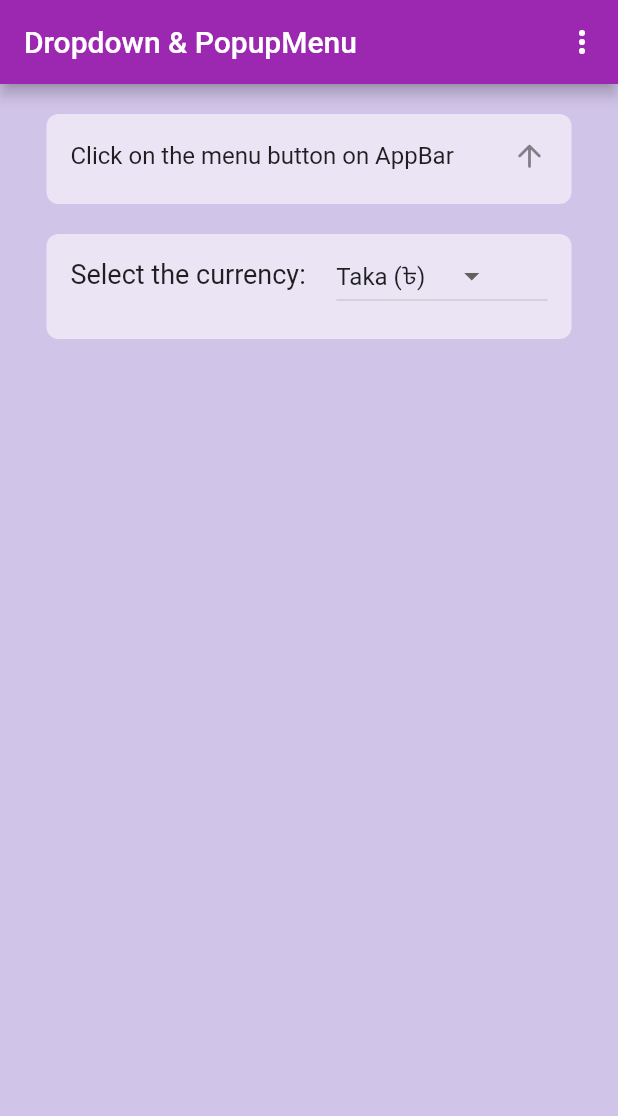
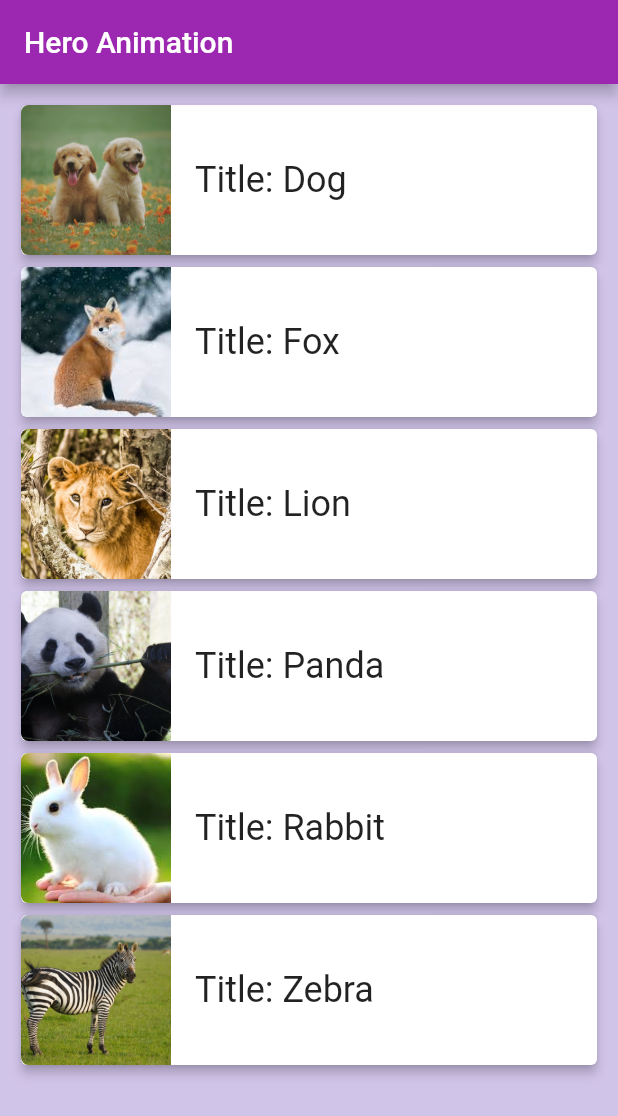
Before and after one commit to md-siam/widget_of_the_day, a Flutter app: the screen it shows after launch, on a phone screen of 412 x 824 dp. Shown: the top 1116 px of the screen. Run offline on Flutter 3.47's test engine with Material 2 defaults, Android fonts, the phone set to English and light mode, and no system bars.

Commit message:
hero_animation

```diff
--- /dev/null
+++ b/lib/53_hero_animation/details.dart
@@ -0,0 +1,25 @@
+import 'package:flutter/material.dart';
+import 'module.dart';
+
+class DetailsScreen extends StatelessWidget {
+  final ItemModel item;
+  const DetailsScreen({Key? key, required this.item}) : super(key: key);
+
+  @override
+  Widget build(BuildContext context) {
+    return Scaffold(
+      backgroundColor: Colors.deepPurple[100],
+      appBar: AppBar(title: Text(item.title)),
+      body: Hero(
+        tag: item.title,
+        child: AspectRatio(
+          aspectRatio: 1,
+          child: Image.asset(
+            item.imageUrl,
+            fit: BoxFit.cover,
+          ),
+        ),
+      ),
+    );
+  }
+}
--- /dev/null
+++ b/lib/53_hero_animation/hero_animation.dart
@@ -0,0 +1,57 @@
+import 'package:flutter/material.dart';
+import 'package:widget_of_the_day/53_hero_animation/details.dart';
+import 'module.dart';
+
+class MyHeroAnimation extends StatelessWidget {
+  const MyHeroAnimation({Key? key}) : super(key: key);
+
+  @override
+  Widget build(BuildContext context) {
+    return Scaffold(
+      backgroundColor: Colors.deepPurple[100],
+      appBar: AppBar(title: const Text('Hero Animation')),
+      body: ListView.builder(
+        padding: const EdgeInsets.all(10.0),
+        itemCount: items.length,
+        itemBuilder: (BuildContext context, int index) {
+          final item = items[index];
+          return GestureDetector(
+            onTap: () => Navigator.of(context).push(
+              MaterialPageRoute(
+                  builder: (context) => DetailsScreen(item: item)),
+            ),
+            child: Card(
+              elevation: 3.0,
+              child: Row(
+                children: [
+                  Hero(
+                    tag: item,
+                    child: ClipRRect(
+                      borderRadius: const BorderRadius.only(
+                        topLeft: Radius.circular(5),
+                        bottomLeft: Radius.circular(5),
+                      ),
+                      child: SizedBox(
+                        height: 100,
+                        width: 100,
+                        child: Image.asset(
+                          item.imageUrl,
+                          fit: BoxFit.cover,
+                        ),
+                      ),
+                    ),
+                  ),
+                  const SizedBox(width: 16),
+                  Text(
+                    'Title: ' + item.title,
+                    style: const TextStyle(fontSize: 24),
+                  ),
+                ],
+              ),
+            ),
+          );
+        },
+      ),
+    );
+  }
+}
--- /dev/null
+++ b/lib/53_hero_animation/module.dart
@@ -0,0 +1,36 @@
+class ItemModel {
+  final String title;
+  final String imageUrl;
+
+  ItemModel({
+    required this.title,
+    required this.imageUrl,
+  });
+}
+
+final items = <ItemModel>[
+  ItemModel(
+    title: 'Dog',
+    imageUrl: 'assets/images/animals/dog.jpeg',
+  ),
+  ItemModel(
+    title: 'Fox',
+    imageUrl: 'assets/images/animals/fox.jpeg',
+  ),
+  ItemModel(
+    title: 'Lion',
+    imageUrl: 'assets/images/animals/lion.jpeg',
+  ),
+  ItemModel(
+    title: 'Panda',
+    imageUrl: 'assets/images/animals/panda.jpeg',
+  ),
+  ItemModel(
+    title: 'Rabbit',
+    imageUrl: 'assets/images/animals/rabbit.jpeg',
+  ),
+  ItemModel(
+    title: 'Zebra',
+    imageUrl: 'assets/images/animals/zebra.jpeg',
+  ),
+];
--- a/lib/main.dart
+++ b/lib/main.dart
@@ -64,7 +64,8 @@ class MyApp extends StatelessWidget {
       //home: const MyGestetureNInk(),
       //home: const MyMaterial(),
       //home: const MySwitches(),
-      home: const MyDropDownNPopupMenu(),
+      //home: const MyDropDownNPopupMenu(),
+      home: const MyHeroAnimation(),
     );
   }
 }
--- a/lib/routes.dart
+++ b/lib/routes.dart
@@ -51,3 +51,4 @@ export '49_gesturedect_&_inkwell/gesturedect_n_inkwell.dart';
 export '50_material/material.dart';
 export '51_switches/switches.dart';
 export '52_dropdown_&_popupmenu/dropdown_n_popupmenu.dart';
+export '53_hero_animation/hero_animation.dart';
--- a/pubspec.yaml
+++ b/pubspec.yaml
@@ -60,6 +60,7 @@ flutter:
   assets:
     - assets/images/
     - assets/images/marvel_heroes/
+    - assets/images/animals/
 
   # An image asset can refer to one or more resolution-specific "variants", see
   # https://flutter.dev/assets-and-images/#resolution-aware.
```
Also changed, not shown: assets/images/animals/dog.jpeg (added), assets/images/animals/fox.jpeg (added), assets/images/animals/lion.jpeg (added), assets/images/animals/panda.jpeg (added), assets/images/animals/rabbit.jpeg (added), assets/images/animals/zebra.jpeg (added), 2 other files.
